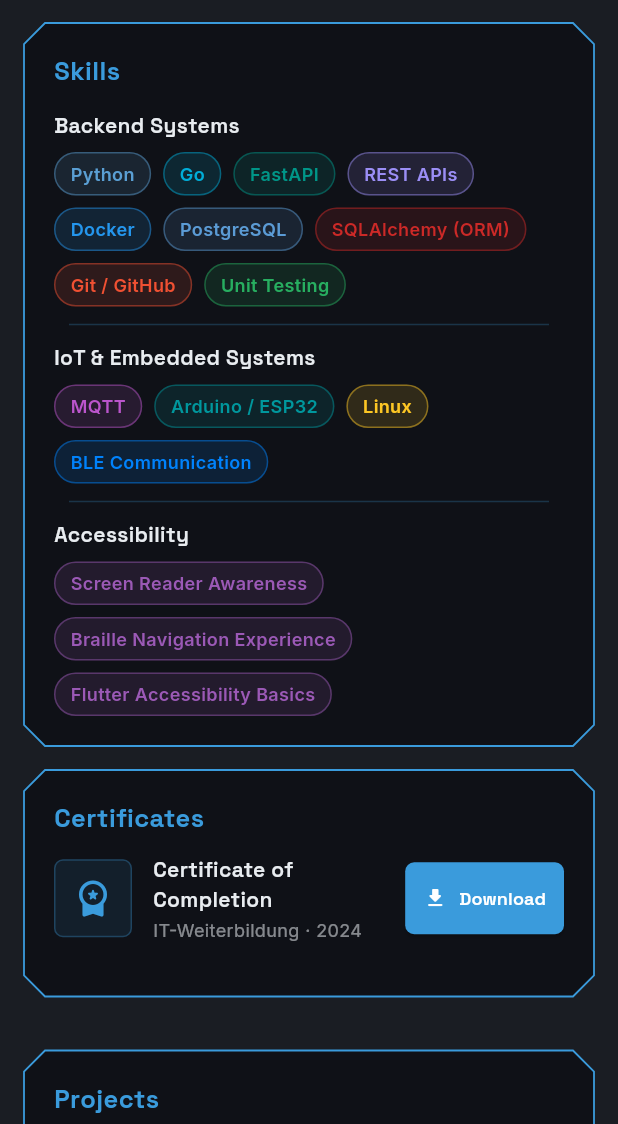
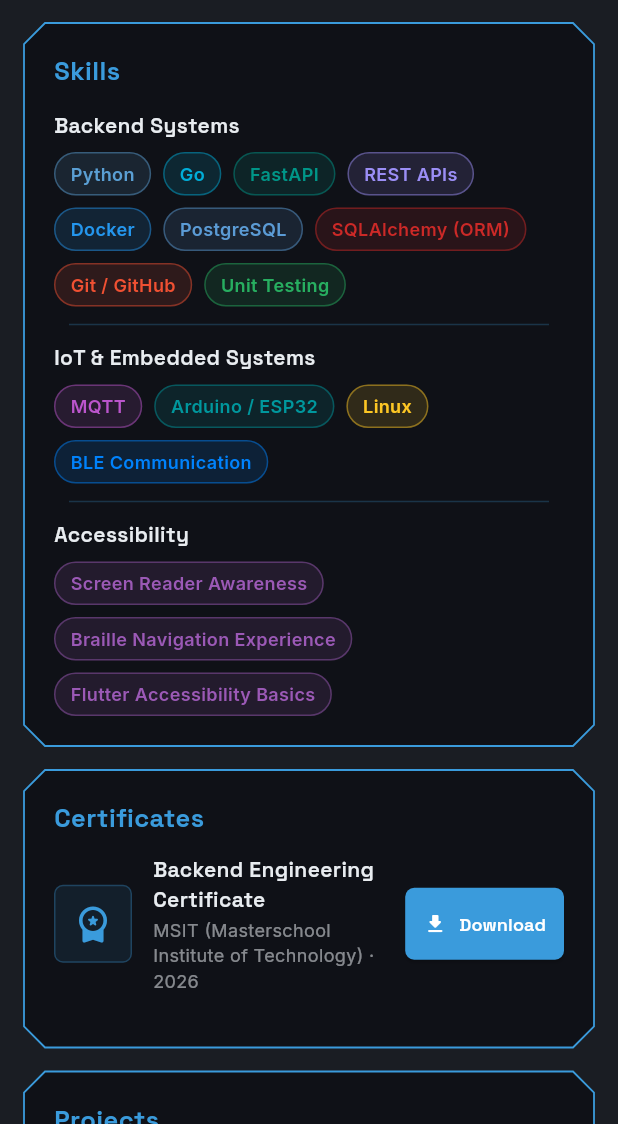
Before and after one commit to jensma89/my_portfolio, a Flutter app: the screen it shows after launch, scrolled down 576 dp, after a tap on "Download", on a phone screen of 412 x 824 dp, the part 112-1236 px from its top. Run offline on Flutter 3.47's test engine with Material 3 defaults, Android fonts, the phone set to English and light mode, and no system bars; our stand-ins replace google_fonts, web.

Commit message:
Updating the content of certificates section

```diff
--- a/lib/sections/certificates_section.dart
+++ b/lib/sections/certificates_section.dart
@@ -1,7 +1,7 @@
 // lib/sections/certificates_section.dart
 // Certificates card — scrollable list with icon, title, and locale-aware download button.
 
-import 'dart:html' as html;
+import 'package:web/web.dart' as web;
 
 import 'package:flutter/material.dart';
 import '../components/portfolio_card.dart';
@@ -19,10 +19,10 @@ class CertificatesSection extends StatelessWidget {
 
     const certs = [
       _CertItem(
-        titleEN: 'Certificate of Completion',
-        titleDE: 'Abschlusszertifikat',
-        issuer: 'IT-Weiterbildung',
-        year: '2024',
+        titleEN: 'Backend Engineering Certificate',
+        titleDE: 'Backend Engineering Zertifikat',
+        issuer: 'MSIT (Masterschool Institute of Technology)',
+        year: '2026',
         downloadUrlEN: 'assets/assets/certificates/jens_mayer_CoC_EN.pdf',
         downloadUrlDE: 'assets/assets/certificates/jens_mayer_CoC_DE.pdf',
       ),
@@ -122,7 +122,8 @@ class _CertTile extends StatelessWidget {
             DownloadButton(
               label: isDE ? 'Laden' : 'Download',
               onPressed: () {
-                html.AnchorElement(href: downloadUrl)
+                web.HTMLAnchorElement()
+                  ..href = downloadUrl
                   ..setAttribute('download', '')
                   ..click();
               },
--- a/lib/sections/languages_section.dart
+++ b/lib/sections/languages_section.dart
@@ -47,7 +47,7 @@ class LanguagesSection extends StatelessWidget {
       clipSize: 14,
       padding: const EdgeInsets.fromLTRB(23, 14, 23, 18),
       child: Column(
-        crossAxisAlignment: CrossAxisAlignment.start,
+        crossAxisAlignment: CrossAxisAlignment.stretch,
         mainAxisSize: MainAxisSize.min,
         children: [
           Text(
--- a/pubspec.yaml
+++ b/pubspec.yaml
@@ -13,6 +13,7 @@ dependencies:
     sdk: flutter
   url_launcher: ^6.2.5
   google_fonts: ^6.2.1
+  web: ^1.1.0
 
 dev_dependencies:
   flutter_test:
```
Also changed, not shown: lib/home_page.dart (+5 -3 lines), pubspec.lock.
